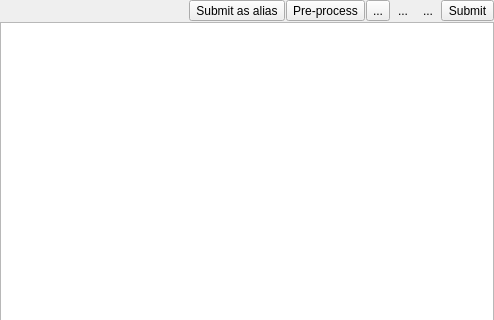
ecmwf/ecflow, file Viewer/src/EditItemWidget.ui: the form before one commit; both pictures show x 0 to 494 and y 0 to 320 of the 494 by 484 pixel window.
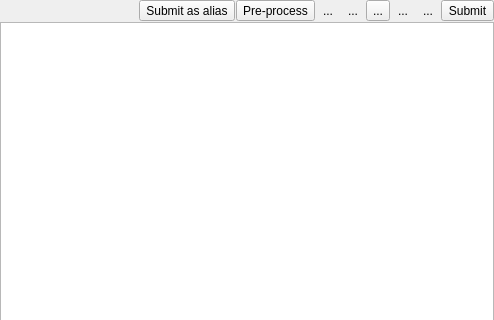
The form after the commit. Icons and pictures are not drawn. Custom widgets are drawn as their Qt base class.

Commit message: Provide a way to control the font size in the output window and editor 470

Diff of the .ui file:
```diff
--- a/Viewer/src/EditItemWidget.ui
+++ b/Viewer/src/EditItemWidget.ui
@@ -61,6 +61,46 @@
        </property>
       </widget>
      </item>
+     <item>
+      <widget class="QToolButton" name="fontSizeUpTb_">
+       <property name="toolTip">
+        <string>Increase font size in text editor &lt;br&gt;&lt;code&gt;Ctrl++&lt;/code&gt;</string>
+       </property>
+       <property name="text">
+        <string>...</string>
+       </property>
+       <property name="icon">
+        <iconset resource="viewer.qrc">
+         <normaloff>:/viewer/fontsize_up.svg</normaloff>:/viewer/fontsize_up.svg</iconset>
+       </property>
+       <property name="shortcut">
+        <string>Ctrl++</string>
+       </property>
+       <property name="autoRaise">
+        <bool>true</bool>
+       </property>
+      </widget>
+     </item>
+     <item>
+      <widget class="QToolButton" name="fontSizeDownTb_">
+       <property name="toolTip">
+        <string>Decrease font size in text editor &lt;br&gt;&lt;code&gt;Ctrl+-&lt;/code&gt;</string>
+       </property>
+       <property name="text">
+        <string>...</string>
+       </property>
+       <property name="icon">
+        <iconset resource="viewer.qrc">
+         <normaloff>:/viewer/fontsize_down.svg</normaloff>:/viewer/fontsize_down.svg</iconset>
+       </property>
+       <property name="shortcut">
+        <string>Ctrl+-</string>
+       </property>
+       <property name="autoRaise">
+        <bool>true</bool>
+       </property>
+      </widget>
+     </item>
      <item>
       <widget class="QToolButton" name="externTb_">
        <property name="text">
```
The commit also changes 38 other files.
